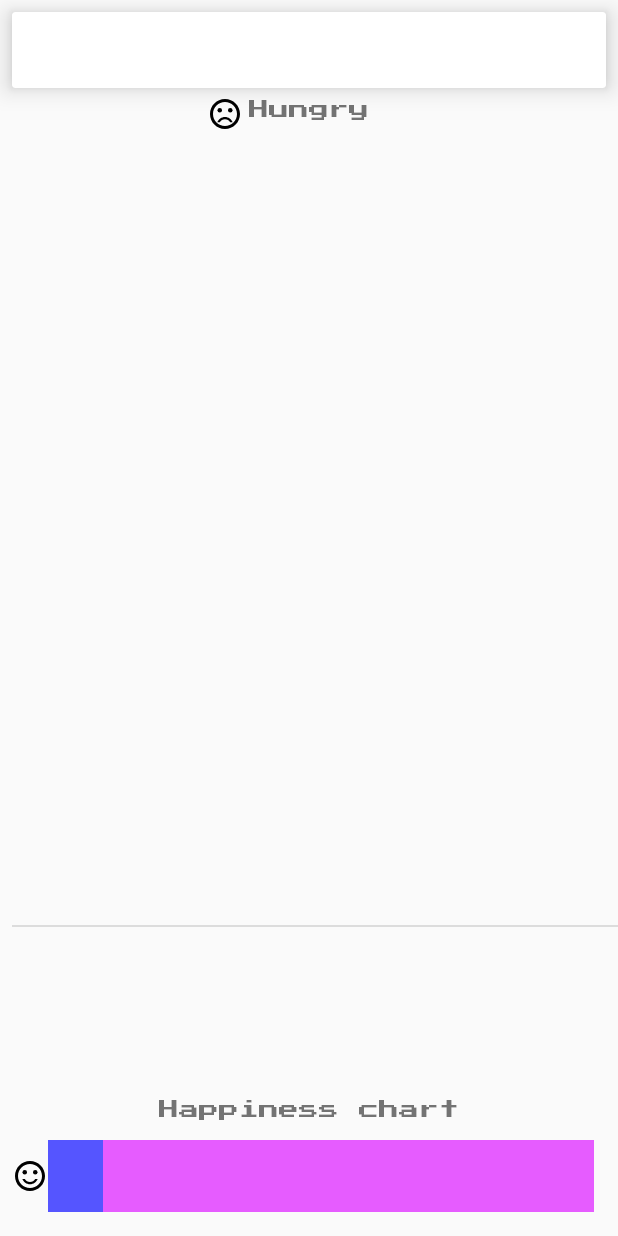
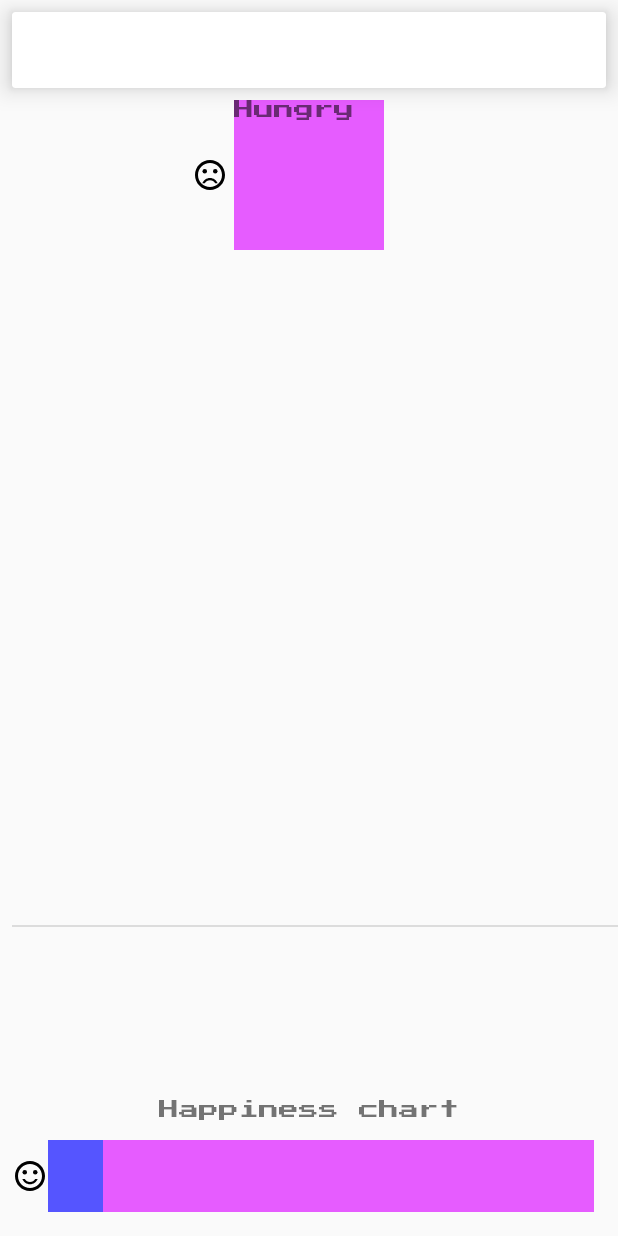
Before and after one commit to devJocke/Unicornigotchi-android, an Android app: the screen it shows after launch (MainActivity), on a phone screen of 412 x 824 dp. Run offline under Robolectric (Android 15) with nearby library versions, the phone set to English and light mode, and no system bars.

Commit message:
nothin spectacular

```diff
--- a/app/src/main/res/layout/main_fragment.xml
+++ b/app/src/main/res/layout/main_fragment.xml
@@ -23,6 +23,7 @@
             android:layout_width="match_parent"
             android:layout_height="wrap_content"
             android:orientation="horizontal"
+            android:gravity="center"
             android:padding="16dp">
 
             <TextView
@@ -42,16 +43,17 @@
                 android:ellipsize="end"
                 android:gravity="center"
                 android:maxLines="1"
-                tools:text="Lastna "/>
+                tools:text="Lastnaaaaaaaaa"/>
 
         </LinearLayout>
     </android.support.v7.widget.CardView>
 
     <TextView
         android:id="@+id/fetch_data"
-        android:layout_width="wrap_content"
-        android:layout_height="wrap_content"
+        android:layout_width="100dp"
+        android:layout_height="100dp"
         android:layout_marginTop="8dp"
+        android:background="@drawable/custom_progressbar"
         android:text="Hungry"
         app:layout_constraintEnd_toEndOf="parent"
         app:layout_constraintStart_toStartOf="parent"
```
